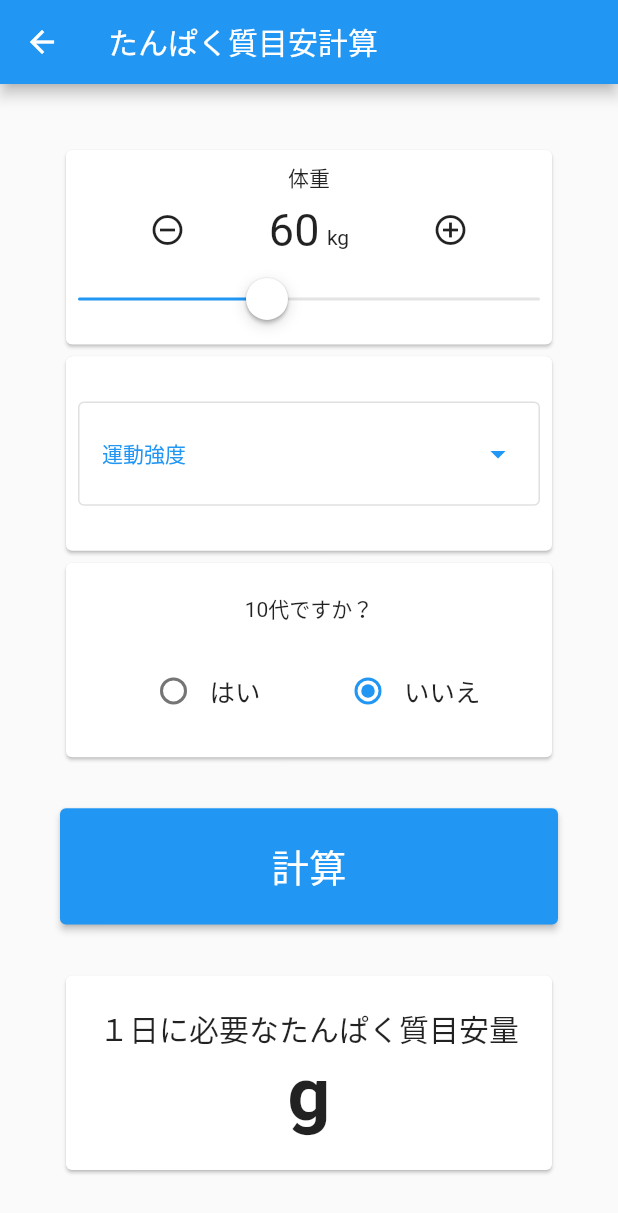
After one commit to ohyeaho/protein_log, a Flutter app: the IntakeCalculationPage screen opened directly, after a tap on the "remove circle outline" icon, after a tap on the "add circle outline" icon, after a tap on "計算", on a phone screen of 412 x 824 dp. The commit adds this screen. Shown: the top 1213 px of the screen. Run offline on Flutter 3.47's test engine with Material 2 defaults, Android fonts, the phone set to English and light mode, and no system bars; our stand-ins replace google_mobile_ads, shared_preferences, table_calendar; missing offline and left inert: app_tracking_transparency; accounts and stored records are empty; network calls fail.

Commit message:
add protein calculation

```diff
--- a/lib/pages/add_page.dart
+++ b/lib/pages/add_page.dart
@@ -1,4 +1,6 @@
 import 'package:flutter/material.dart';
+import 'package:google_mobile_ads/google_mobile_ads.dart';
+import 'package:protein_log/model/admob.dart';
 
 class AddPage extends StatefulWidget {
   const AddPage({Key? key}) : super(key: key);
@@ -12,6 +14,14 @@ class _AddPageState extends State<AddPage> {
 
   @override
   Widget build(BuildContext context) {
+    final height = MediaQuery.of(context).size.height;
+    final BannerAd myBanner = BannerAd(
+      adUnitId: AdMob().getBannerAdUnitId(),
+      size: AdSize.banner,
+      request: AdRequest(),
+      listener: BannerAdListener(),
+    );
+    myBanner.load();
     return Scaffold(
       appBar: AppBar(
         title: Text('項目の追加'),
@@ -29,7 +39,11 @@ class _AddPageState extends State<AddPage> {
           )
         ],
       ),
-      body: Center(
+      body: Column(
+        mainAxisAlignment: MainAxisAlignment.spaceBetween,
+        children: [
+          SizedBox(),
+          Center(
             child: Card(
               elevation: 3,
               clipBehavior: Clip.antiAlias,
@@ -60,6 +74,12 @@ class _AddPageState extends State<AddPage> {
               ),
             ),
           ),
+          Container(
+            height: height * 0.06,
+            child: AdWidget(ad: myBanner),
+          ),
+        ],
+      ),
     );
   }
 }
--- a/lib/pages/day_page.dart
+++ b/lib/pages/day_page.dart
@@ -82,6 +82,7 @@ class _DayPageState extends State<DayPage> {
 
   @override
   Widget build(BuildContext context) {
+    print('proteinList: $proteinList');
     print(dayTotalData);
     final height = MediaQuery.of(context).size.height;
     final BannerAd myBanner = BannerAd(
@@ -105,7 +106,7 @@ class _DayPageState extends State<DayPage> {
           actions: [
             IconButton(
               onPressed: () async {
-                final result = await Navigator.push(
+                await Navigator.push(
                   context,
                   MaterialPageRoute(
                     builder: (context) => AddPage(),
--- a/lib/pages/goal_page.dart
+++ b/lib/pages/goal_page.dart
@@ -2,6 +2,7 @@ import 'package:flutter/material.dart';
 import 'package:flutter/services.dart';
 import 'package:google_mobile_ads/google_mobile_ads.dart';
 import 'package:protein_log/model/admob.dart';
+import 'package:protein_log/pages/intake_calculation_page.dart';
 
 class GoalPage extends StatefulWidget {
   GoalPage(this.goal, {Key? key}) : super(key: key);
@@ -75,8 +76,11 @@ class _GoalPageState extends State<GoalPage> {
                                     fontSize: 20,
                                     color: Colors.white,
                                   ),
-                                  )),
-                                ))),
+                                ),
+                              ),
+                            ),
+                          ),
+                        ),
                         Expanded(
                           child: Center(
                             child: Row(
@@ -91,7 +95,6 @@ class _GoalPageState extends State<GoalPage> {
                                     decoration: InputDecoration(counterText: ''),
                                     onChanged: (text) {
                                       if (text.length > 0) {
-                                    // 入力値があるなら、それを反映する。
                                         setState(() {});
                                       } else {
                                         setState(() {
@@ -103,12 +106,25 @@ class _GoalPageState extends State<GoalPage> {
                                 ),
                                 Text('g'),
                               ],
-                        ))),
+                            ),
+                          ),
+                        ),
                       ],
                     ),
                   ),
                 ),
               ),
+            ),
+            ElevatedButton(
+              onPressed: () {
+                Navigator.push(
+                  context,
+                  MaterialPageRoute(
+                    builder: (context) => IntakeCalculationPage(),
+                  ),
+                );
+              },
+              child: Text('たんぱく質目安計算'),
             ),
             Container(
               height: height * 0.06,
--- /dev/null
+++ b/lib/pages/intake_calculation_page.dart
@@ -0,0 +1,269 @@
+import 'package:flutter/cupertino.dart';
+import 'package:flutter/material.dart';
+import 'package:google_mobile_ads/google_mobile_ads.dart';
+import 'package:protein_log/model/admob.dart';
+import 'package:protein_log/protein_formula.dart';
+
+class IntakeCalculationPage extends StatefulWidget {
+  const IntakeCalculationPage({Key? key}) : super(key: key);
+
+  @override
+  State<IntakeCalculationPage> createState() => _IntakeCalculationPageState();
+}
+
+class _IntakeCalculationPageState extends State<IntakeCalculationPage> {
+  int weight = 60;
+  final List<String> itemStrings = [
+    '活発に活動していない人',
+    'スポーツ愛好者(週に4～5回、30分のトレーニング)',
+    '筋力トレーニング(維持期)',
+    '筋力トレーニング(増強期)',
+    '持久性トレーニング',
+    'レジスタンストレーニング',
+    'レジスタンストレーニングを始めて間もない時期',
+    '状態維持のためのレジスタンストレーニング',
+    '断続的な高強度トレーニング',
+    'ウエートコントロール期間',
+  ];
+  String selectText = '運動強度';
+  int? _index;
+  String radioButtonItem = 'いいえ';
+  int ageId = 2;
+  String result = '0';
+
+  @override
+  Widget build(BuildContext context) {
+    final height = MediaQuery.of(context).size.height;
+    final BannerAd myBanner = BannerAd(
+      adUnitId: AdMob().getBannerAdUnitId(),
+      size: AdSize.banner,
+      request: AdRequest(),
+      listener: BannerAdListener(),
+    );
+    myBanner.load();
+
+    return Scaffold(
+      appBar: AppBar(
+        title: Text('たんぱく質目安計算'),
+      ),
+      body: Padding(
+        padding: const EdgeInsets.all(40.0),
+        child: Column(
+          children: [
+            Expanded(
+              flex: 1,
+              child: Card(
+                child: Column(
+                  mainAxisAlignment: MainAxisAlignment.center,
+                  children: [
+                    Text('体重'),
+                    Row(
+                      mainAxisAlignment: MainAxisAlignment.spaceEvenly,
+                      children: [
+                        IconButton(
+                          onPressed: () {
+                            setState(() {
+                              weight--;
+                            });
+                          },
+                          icon: Icon(Icons.remove_circle_outline),
+                        ),
+                        Row(
+                          mainAxisAlignment: MainAxisAlignment.center,
+                          crossAxisAlignment: CrossAxisAlignment.baseline,
+                          textBaseline: TextBaseline.alphabetic,
+                          children: [
+                            Text(
+                              weight.toString(),
+                              style: TextStyle(fontSize: 30),
+                            ),
+                            SizedBox(
+                              width: 5.0,
+                            ),
+                            Text('kg')
+                          ],
+                        ),
+                        IconButton(
+                          onPressed: () {
+                            setState(() {
+                              weight++;
+                            });
+                          },
+                          icon: Icon(Icons.add_circle_outline),
+                        ),
+                      ],
+                    ),
+                    Container(
+                      width: double.infinity,
+                      child: CupertinoSlider(
+                        value: weight.toDouble(),
+                        min: 0.0,
+                        max: 150.0,
+                        onChanged: (value) {
+                          setState(() {
+                            weight = value.toInt();
+                          });
+                        },
+                      ),
+                    )
+                  ],
+                ),
+              ),
+            ),
+            Expanded(
+              flex: 1,
+              child: Card(
+                child: Padding(
+                  padding: const EdgeInsets.symmetric(vertical: 30.0, horizontal: 8.0),
+                  child: OutlinedButton(
+                    onPressed: () {
+                      showModalBottomSheet(
+                        context: context,
+                        builder: (BuildContext context) {
+                          return Container(
+                            height: MediaQuery.of(context).size.height / 3,
+                            child: GestureDetector(
+                              onTap: () {
+                                Navigator.pop(context);
+                              },
+                              child: CupertinoPicker(
+                                itemExtent: 30,
+                                children: itemStrings.map(_pickerItem).toList(),
+                                onSelectedItemChanged: (index) {
+                                  setState(() {
+                                    selectText = itemStrings[index];
+                                    _index = index;
+                                  });
+                                },
+                              ),
+                            ),
+                          );
+                        },
+                      );
+                    },
+                    child: Row(
+                      mainAxisAlignment: MainAxisAlignment.spaceBetween,
+                      children: [
+                        Expanded(
+                          child: Text(
+                            selectText,
+                            maxLines: 2,
+                          ),
+                        ),
+                        Icon(Icons.arrow_drop_down),
+                      ],
+                    ),
+                  ),
+                ),
+              ),
+            ),
+            Expanded(
+              flex: 1,
+              child: Card(
+                  child: Column(
+                mainAxisAlignment: MainAxisAlignment.spaceEvenly,
+                children: [
+                  Text('10代ですか？'),
+                  Row(
+                    mainAxisAlignment: MainAxisAlignment.spaceEvenly,
+                    children: [
+                      Row(
+                        children: [
+                          Radio(
+                            value: 1,
+                            groupValue: ageId,
+                            onChanged: (value) {
+                              setState(() {
+                                radioButtonItem = 'はい';
+                                ageId = 1;
+                              });
+                            },
+                          ),
+                          Text(
+                            'はい',
+                            style: new TextStyle(fontSize: 17.0),
+                          ),
+                        ],
+                      ),
+                      Row(
+                        children: [
+                          Radio(
+                            value: 2,
+                            groupValue: ageId,
+                            onChanged: (value) {
+                              setState(() {
+                                radioButtonItem = 'いいえ';
+                                ageId = 2;
+                              });
+                            },
+                          ),
+                          Text(
+                            'いいえ',
+                            style: new TextStyle(fontSize: 17.0),
+                          ),
+                        ],
+                      ),
+                    ],
+                  )
+                ],
+              )),
+            ),
+            Expanded(
+              flex: 1,
+              child: Padding(
+                padding: const EdgeInsets.symmetric(vertical: 30.0),
+                child: Container(
+                  width: double.infinity,
+                  child: ElevatedButton(
+                    onPressed: () {
+                      ProteinFormula calc = ProteinFormula(weight: weight, motion: _index, ageId: ageId);
+                      setState(() {
+                        result = calc.resultProtein()!;
+                      });
+                    },
+                    child: Text(
+                      '計算',
+                      style: TextStyle(fontSize: 25),
+                    ),
+                  ),
+                ),
+              ),
+            ),
+            Expanded(
+              flex: 1,
+              child: Card(
+                child: Padding(
+                  padding: const EdgeInsets.symmetric(horizontal: 8.0),
+                  child: Center(
+                    child: Column(
+                      mainAxisAlignment: MainAxisAlignment.center,
+                      children: [
+                        Text(
+                          '１日に必要なたんぱく質目安量',
+                          style: TextStyle(fontSize: 20),
+                        ),
+                        FittedBox(
+                          child: Text(
+                            '${result}g',
+                            style: TextStyle(fontSize: 50, fontWeight: FontWeight.w600),
+                            maxLines: 1,
+                          ),
+                        ),
+                      ],
+                    ),
+                  ),
+                ),
+              ),
+            ),
+          ],
+        ),
+      ),
+    );
+  }
+
+  Widget _pickerItem(String string) {
+    return Text(
+      string,
+    );
+  }
+}
--- /dev/null
+++ b/lib/protein_formula.dart
@@ -0,0 +1,56 @@
+class ProteinFormula {
+  final int? weight;
+  final int? motion;
+  final int? ageId;
+
+  ProteinFormula({this.weight, this.motion, this.ageId});
+
+  double? minResult;
+  double? maxResult;
+  String? _result;
+
+  String? resultProtein() {
+    if (motion == 0) {
+      _result = ageId == 2 ? (weight! * 0.8).toStringAsFixed(1) : (weight! * 0.8 * 1.1).toStringAsFixed(1);
+    } else if (motion == 1) {
+      minResult = ageId == 2 ? weight! * 0.8 : weight! * 0.8 * 1.1;
+      maxResult = ageId == 2 ? weight! * 1.1 : weight! * 1.1 * 1.1;
+      _result = '${minResult!.toStringAsFixed(1)}~${maxResult!.toStringAsFixed(1)}';
+    } else if (motion == 2) {
+      minResult = ageId == 2 ? weight! * 1.2 : weight! * 1.2 * 1.1;
+      maxResult = ageId == 2 ? weight! * 1.4 : weight! * 1.4 * 1.1;
+      _result = '${minResult!.toStringAsFixed(1)}~${maxResult!.toStringAsFixed(1)}';
+    } else if (motion == 3) {
+      minResult = ageId == 2 ? weight! * 1.6 : weight! * 1.6 * 1.1;
+      maxResult = ageId == 2 ? weight! * 1.7 : weight! * 1.7 * 1.1;
+      _result = '${minResult!.toStringAsFixed(1)}~${maxResult!.toStringAsFixed(1)}';
+    } else if (motion == 4) {
+      minResult = ageId == 2 ? weight! * 1.2 : weight! * 1.2 * 1.1;
+      maxResult = ageId == 2 ? weight! * 1.4 : weight! * 1.4 * 1.1;
+      _result = '${minResult!.toStringAsFixed(1)}~${maxResult!.toStringAsFixed(1)}';
+    } else if (motion == 5) {
+      minResult = ageId == 2 ? weight! * 1.2 : weight! * 1.2 * 1.1;
+      maxResult = ageId == 2 ? weight! * 1.7 : weight! * 1.7 * 1.1;
+      _result = '${minResult!.toStringAsFixed(1)}~${maxResult!.toStringAsFixed(1)}';
+    } else if (motion == 6) {
+      minResult = ageId == 2 ? weight! * 1.5 : weight! * 1.5 * 1.1;
+      maxResult = ageId == 2 ? weight! * 1.7 : weight! * 1.7 * 1.1;
+      _result = '${minResult!.toStringAsFixed(1)}~${maxResult!.toStringAsFixed(1)}';
+    } else if (motion == 7) {
+      minResult = ageId == 2 ? weight! * 1.0 : weight! * 1.0 * 1.1;
+      maxResult = ageId == 2 ? weight! * 1.2 : weight! * 1.2 * 1.1;
+      _result = '${minResult!.toStringAsFixed(1)}~${maxResult!.toStringAsFixed(1)}';
+    } else if (motion == 8) {
+      minResult = ageId == 2 ? weight! * 1.4 : weight! * 1.4 * 1.1;
+      maxResult = ageId == 2 ? weight! * 1.7 : weight! * 1.7 * 1.1;
+      _result = '${minResult!.toStringAsFixed(1)}~${maxResult!.toStringAsFixed(1)}';
+    } else if (motion == 9) {
+      minResult = ageId == 2 ? weight! * 1.4 : weight! * 1.4 * 1.1;
+      maxResult = ageId == 2 ? weight! * 1.8 : weight! * 1.8 * 1.1;
+      _result = '${minResult!.toStringAsFixed(1)}~${maxResult!.toStringAsFixed(1)}';
+    } else {
+      return '';
+    }
+    return _result;
+  }
+}
```
Lines whose indentation alone changed are shown as unchanged.
